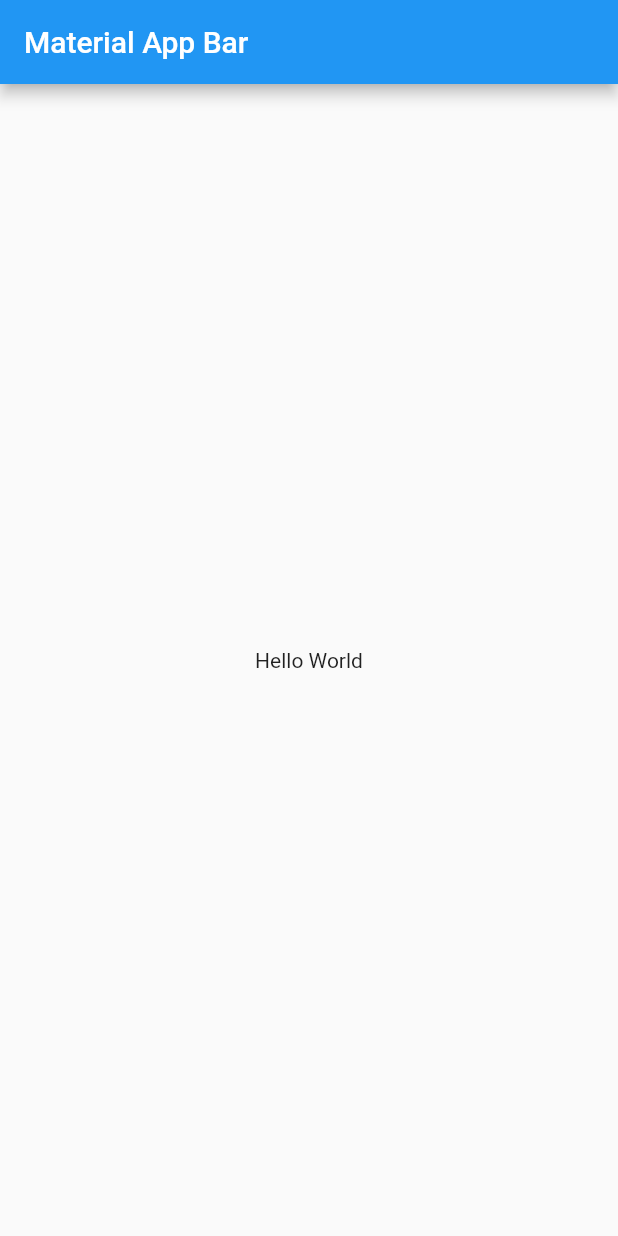
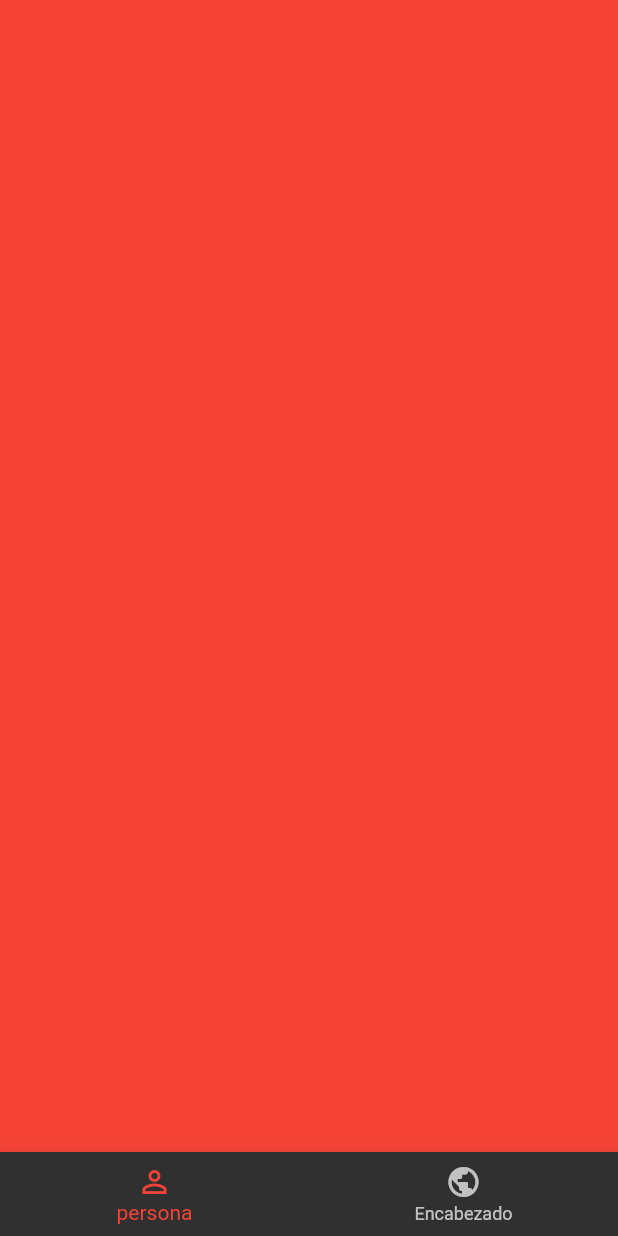
Before and after one commit to jazminasaleh/app_noticias, a Flutter app: the screen it shows after launch, on a phone screen of 412 x 824 dp. Run offline on Flutter 3.47's test engine with Material 2 defaults, Android fonts, the phone set to English and light mode, and no system bars.

Commit message:
bottom navigation

```diff
--- a/lib/main.dart
+++ b/lib/main.dart
@@ -1,4 +1,6 @@
 import 'package:flutter/material.dart';
+import 'package:noticias/src/pages/tabs_page.dart';
+import 'package:noticias/src/theme/tema.dart';
 
 void main() => runApp(MyApp());
 
@@ -7,16 +9,9 @@ class MyApp extends StatelessWidget {
   Widget build(BuildContext context) {
     return MaterialApp(
       title: 'Material App',
-      home: Scaffold(
-        appBar: AppBar(
-          title: Text('Material App Bar'),
-        ),
-        body: Center(
-          child: Container(
-            child: Text('Hello World'),
-          ),
-        ),
-      ),
+      theme: miTema,
+      debugShowCheckedModeBanner: false,
+      home: TabsPage()
     );
   }
 }
--- /dev/null
+++ b/lib/src/pages/tabs_page.dart
@@ -0,0 +1,73 @@
+import 'package:flutter/material.dart';
+import 'package:provider/provider.dart';
+import 'package:provider/provider.dart';
+
+class TabsPage extends StatelessWidget {
+  @override
+  Widget build(BuildContext context) {
+    return ChangeNotifierProvider(
+      create: (_) => _NavegacionModel(),
+      child: Scaffold(
+        body: _Paginas(),
+        bottomNavigationBar: _Navegacion(),
+      ),
+    );
+  }
+}
+
+class _Navegacion extends StatelessWidget {
+  @override
+  Widget build(BuildContext context) {
+    //obtener la instancia del provider
+    final navegacionModel = Provider.of<_NavegacionModel>(context);
+    return BottomNavigationBar(
+      //escucha el valor de la pagina actual
+      currentIndex: navegacionModel.paginaActual,
+      //aca se cambia el valor de la pagina actual
+      onTap: (i) => navegacionModel.paginaActual = i,
+      items: const [
+        BottomNavigationBarItem(
+            icon: Icon(Icons.person_outline), label: 'persona'),
+        BottomNavigationBarItem(icon: Icon(Icons.public), label: 'Encabezado')
+      ],
+    );
+  }
+}
+
+class _Paginas extends StatelessWidget {
+  @override
+  Widget build(BuildContext context) {
+    final navegacionModel = Provider.of<_NavegacionModel>(context);
+    return PageView(
+      controller: navegacionModel.pageController,
+      scrollDirection: Axis.horizontal,
+      //prohibe que se deslice de una pagina a otra
+      physics: NeverScrollableScrollPhysics(),
+      children: <Widget>[
+        Container(
+          color: Colors.red,
+        ),
+        Container(
+          color: Colors.green,
+        ),
+      ],
+    );
+  }
+}
+
+//Cunado se le de click a alguno de los botones se redibuje el widget
+class _NavegacionModel with ChangeNotifier {
+  int _paginaActual = 0;
+  PageController _pageController = new PageController(initialPage: 0);
+
+  int get paginaActual => this._paginaActual;
+
+  set paginaActual(int valor) {
+    this._paginaActual = valor;
+    _pageController.animateToPage(valor,
+        duration: Duration(microseconds: 250), curve: Curves.easeInCirc);
+    notifyListeners();
+  }
+
+  PageController get pageController => this._pageController;
+}
--- /dev/null
+++ b/lib/src/theme/tema.dart
@@ -0,0 +1,6 @@
+import 'package:flutter/material.dart';
+
+//la pagina se vuleve modo oscuro
+final miTema = ThemeData.dark().copyWith(
+  accentColor: Colors.red
+);
```
Also changed, not shown: pubspec.yaml (+4 -12 lines), lib/src/pages/tab1_page.dart (added), lib/src/pages/tab2_page.dart (added), pubspec.lock, 1 other file.
